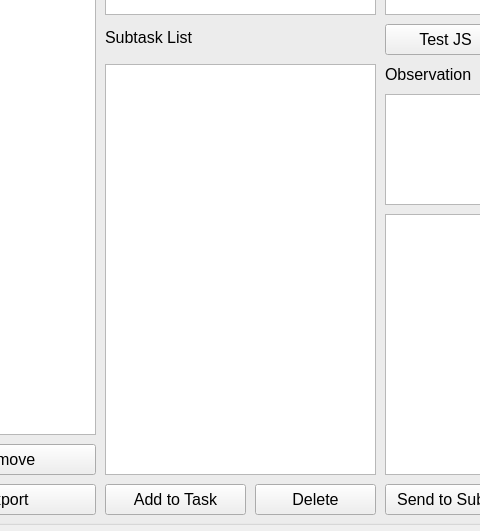
Old version of the form window.ui in the repository bklausagile/annotator-tool-v1; both pictures show x 105 to 585 and y 376 to 907 of the 773 by 907 pixel window.
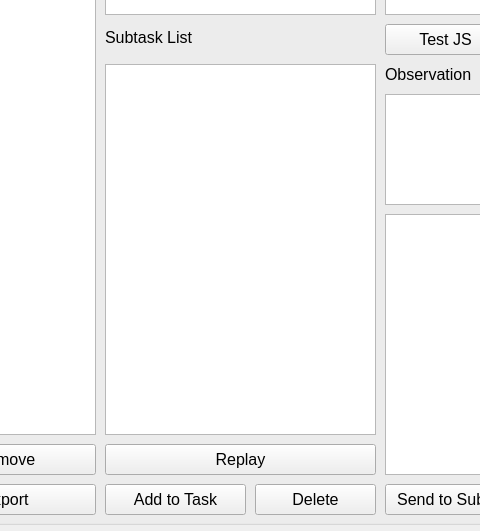
New version of the form.

Commit message: replay feature

Patch:
```diff
--- a/window.ui
+++ b/window.ui
@@ -255,7 +255,7 @@
       <x>200</x>
       <y>190</y>
       <width>271</width>
-      <height>411</height>
+      <height>371</height>
      </rect>
     </property>
    </widget>
@@ -429,6 +429,19 @@
      </rect>
     </property>
    </widget>
+   <widget class="QPushButton" name="but_replay">
+    <property name="geometry">
+     <rect>
+      <x>200</x>
+      <y>570</y>
+      <width>271</width>
+      <height>31</height>
+     </rect>
+    </property>
+    <property name="text">
+     <string>Replay</string>
+    </property>
+   </widget>
   </widget>
  </widget>
  <resources/>
```
The commit also changes 1 other file.
